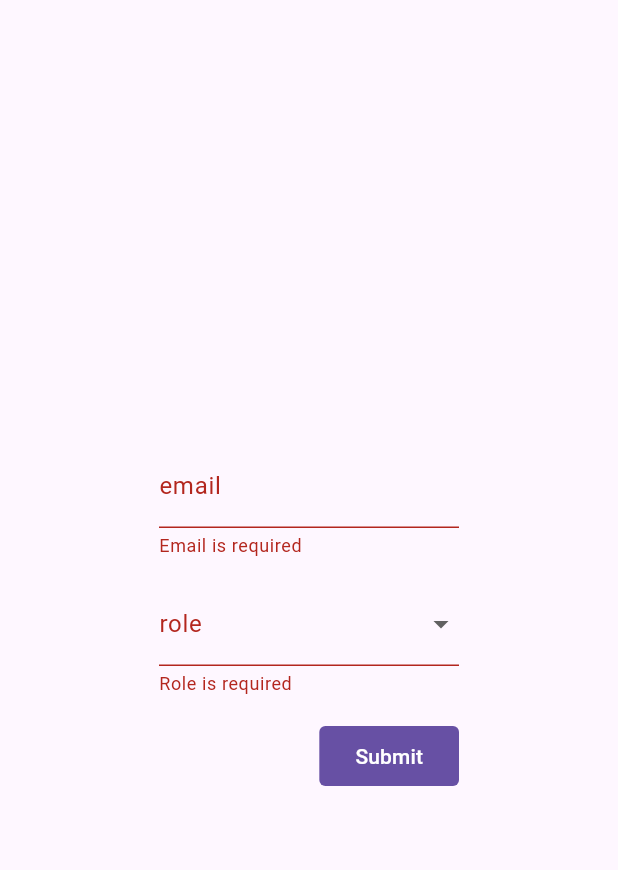
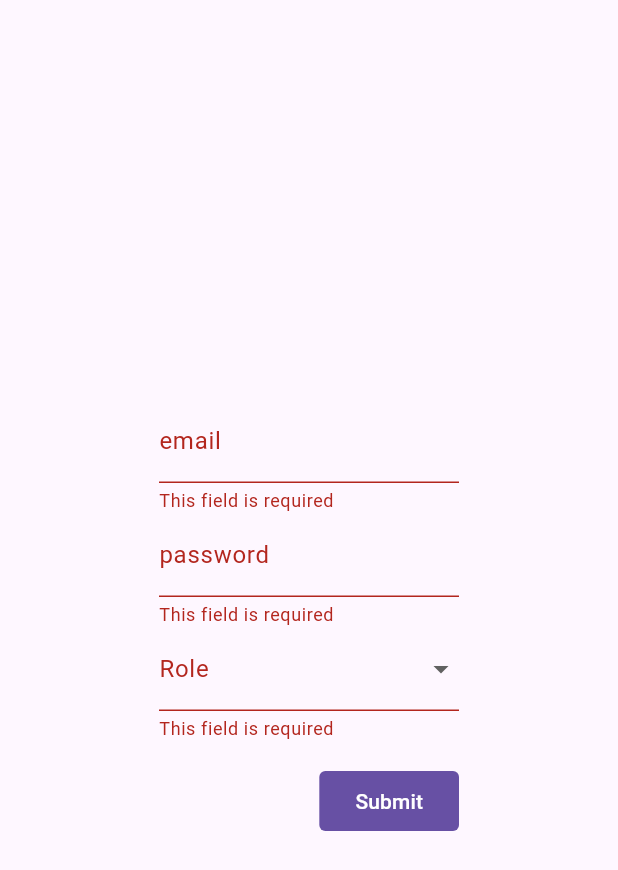
Before and after one commit to payam-zahedi/flutter_form_validation, a Flutter app: the screen it shows after launch, after a tap on "Submit", on a phone screen of 412 x 824 dp. Shown: the top 870 px of the screen. Run offline on Flutter 3.47's test engine with Material 3 defaults, Android fonts, the light colour scheme and no system bars.

Commit message:
feat: add example

```diff
--- a/lib/main.dart
+++ b/lib/main.dart
@@ -1,5 +1,7 @@
 import 'package:flutter/material.dart';
 import 'package:flutter_validation/src/models/role.dart';
+import 'package:flutter_validation/src/validation.dart';
+import 'package:flutter_validation/src/validator.dart';
 
 void main() {
   runApp(const MainApp());
@@ -13,23 +15,22 @@ class MainApp extends StatelessWidget {
     return const MaterialApp(
       home: Scaffold(
         body: Center(
-          child: SizedBox(width: 200, child: FormWidget()),
+          child: SizedBox(width: 200, child: FormPage()),
         ),
       ),
     );
   }
 }
 
-class FormWidget extends StatefulWidget {
-  const FormWidget({super.key});
+class FormPage extends StatefulWidget {
+  const FormPage({super.key});
 
   @override
-  State<FormWidget> createState() => _FormWidgetState();
+  State<FormPage> createState() => _FormPageState();
 }
 
-class _FormWidgetState extends State<FormWidget> {
+class _FormPageState extends State<FormPage> {
   final formKey = GlobalKey<FormState>();
-  final emailRegex = RegExp(r'^[\w-\.]+@([\w-]+\.)+[\w-]{2,4}$');
 
   @override
   Widget build(BuildContext context) {
@@ -40,20 +41,31 @@ class _FormWidgetState extends State<FormWidget> {
         children: <Widget>[
           TextFormField(
             decoration: const InputDecoration(labelText: 'email'),
-            autovalidateMode: AutovalidateMode.onUserInteraction,
-            validator: (value) {
-              if (value?.isEmpty == true) {
-                return 'Email is required';
-              }
-              if (!emailRegex.hasMatch(value!)) {
-                return 'Please enter a valid email';
-              }
-              return null;
-            },
+            validator: Validator.apply(
+              context,
+              const [
+                RequiredValidation(),
+                EmailValidation(),
+              ],
+            ),
           ),
-          const SizedBox(height: 16),
+          TextFormField(
+            decoration: const InputDecoration(labelText: 'password'),
+            validator: Validator.apply(
+              context,
+              const [
+                RequiredValidation(),
+                PasswordValidation(
+                  minLength: 8,
+                  number: true,
+                  upperCase: false,
+                  specialChar: true,
+                ),
+              ],
+            ),
+          ),
           DropdownButtonFormField<Role>(
-            decoration: const InputDecoration(labelText: 'role'),
+            decoration: const InputDecoration(labelText: 'Role'),
             items: const [
               DropdownMenuItem(
                 value: Role.admin,
@@ -70,16 +82,13 @@ class _FormWidgetState extends State<FormWidget> {
             ],
             onChanged: (value) => print(value),
             autovalidateMode: AutovalidateMode.onUserInteraction,
-            validator: (value) {
-              if (value == null) {
-                return 'Role is required';
-              }
-
-              if (value == Role.member) {
-                return 'Required Admin or Editor';
-              }
-              return null;
-            },
+            validator: Validator.apply(
+              context,
+              const [
+                RequiredValidation(),
+                RoleValidation(),
+              ],
+            ),
           ),
           const SizedBox(height: 16),
           Align(
```
